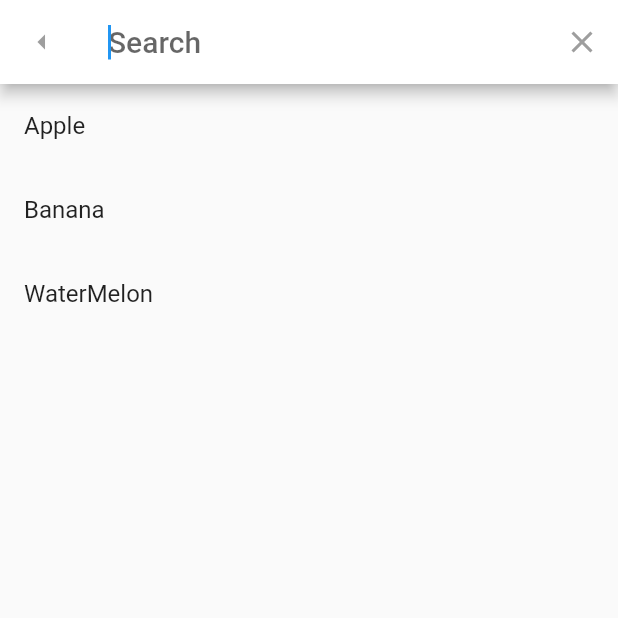
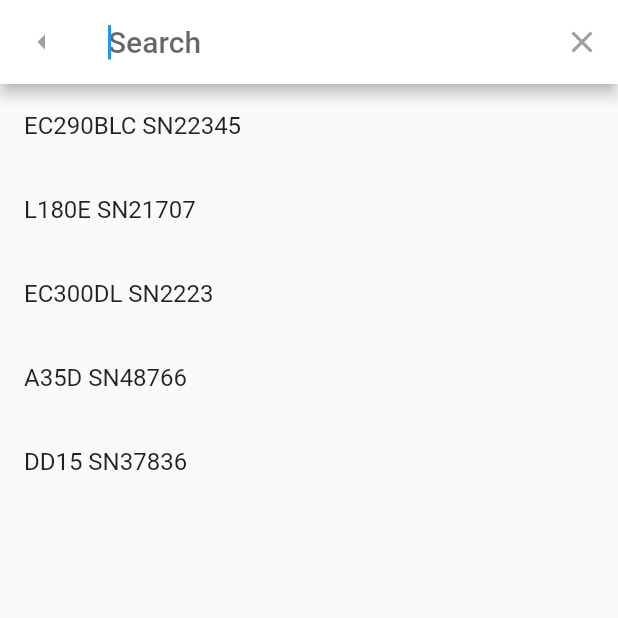
Before and after one commit to RoyHob/amt_vol, a Flutter app: the EngineSearch screen opened by its route, after a tap on the "search" icon, on a phone screen of 412 x 824 dp, the top half of it. Run offline on Flutter 3.47's test engine with Material 2 defaults, Android fonts, the phone set to English and light mode, and no system bars.

```diff
--- a/lib/ui/screens/engine_search.dart
+++ b/lib/ui/screens/engine_search.dart
@@ -26,9 +26,11 @@ class _EngineSearchState extends State<EngineSearch> {
 
 class CustomSearchDelegate extends SearchDelegate {
   List<String> searchTerms = [
-    "Apple",
-    "Banana",
-    "WaterMelon"
+    "EC290BLC SN22345",
+    "L180E SN21707",
+    "EC300DL SN2223",
+    "A35D SN48766",
+    "DD15 SN37836"
   ];
 
   @override
```
Also changed, not shown: 1 other file.
